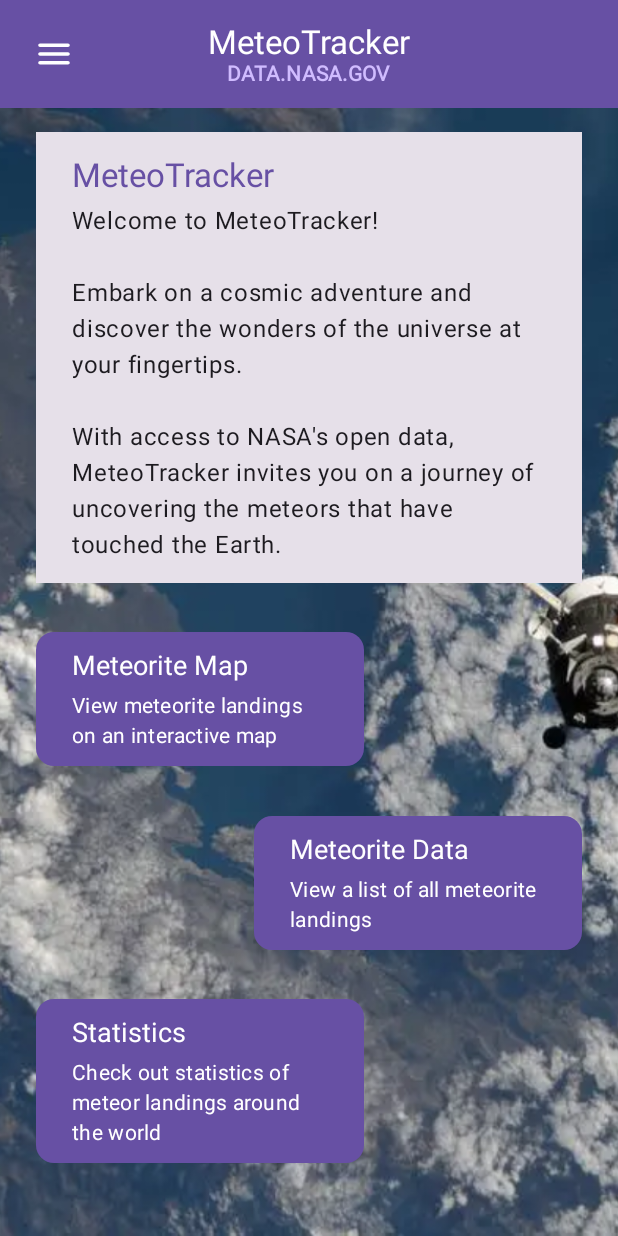
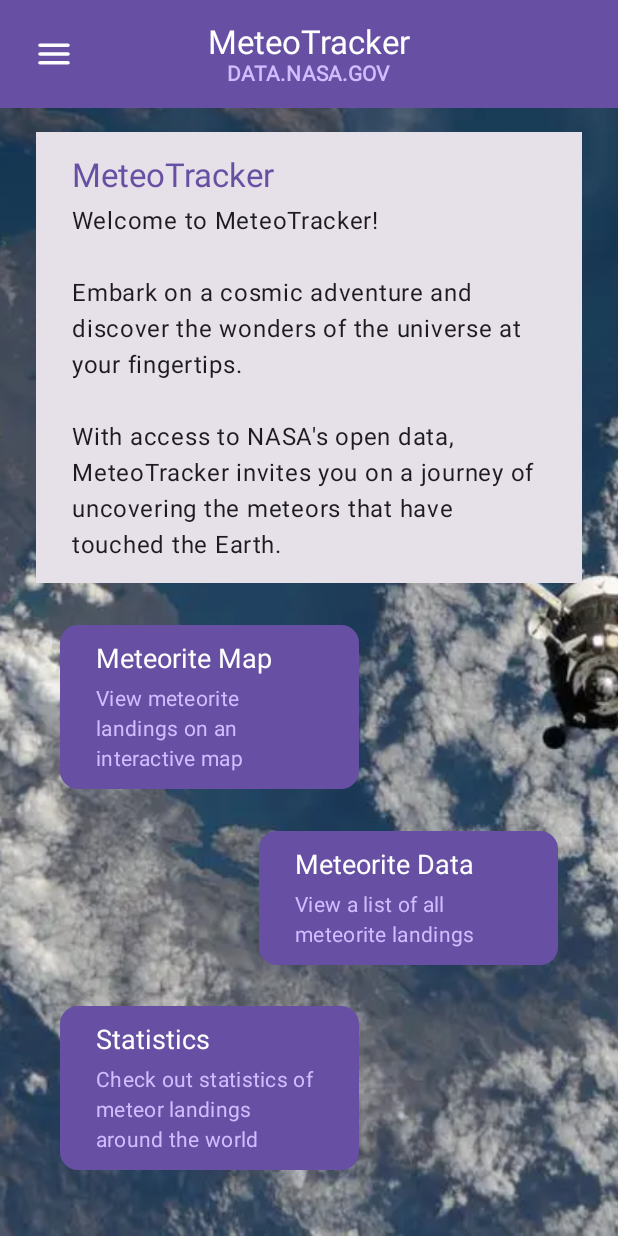
Before and after one commit to xlazarov/MeteoTracker, an Android app built with Jetpack Compose: the screen it shows after launch (MainActivity), on a phone screen of 412 x 824 dp. Run offline under Robolectric (Android 15) with nearby library versions, the phone set to English and light mode, and no system bars; our stand-ins replace Dagger/Hilt's generated code.

Commit message:
UI theme edits

```diff
--- a/app/src/main/java/com/example/meteortracker/presentation/home/HomeScreen.kt
+++ b/app/src/main/java/com/example/meteortracker/presentation/home/HomeScreen.kt
@@ -26,8 +26,10 @@ import com.example.meteortracker.util.ThemeManager
 @Composable
 fun HomeScreen(navController: NavController) {
     val isDarkTheme = ThemeManager.get(LocalContext.current)
-    val heroImage by rememberUpdatedState(newValue =
-    if (isDarkTheme) R.drawable.hero_dark2 else R.drawable.hero_light1)
+    val heroImage by rememberUpdatedState(
+        newValue =
+        if (isDarkTheme) R.drawable.hero_dark2 else R.drawable.hero_light1
+    )
 
     Box(modifier = Modifier.fillMaxSize()) {
         Image(
@@ -45,8 +47,11 @@ fun HomeScreen(navController: NavController) {
         ) {
             WelcomeText()
             Column(
-                modifier = Modifier.fillMaxSize(),
-                verticalArrangement = Arrangement.SpaceEvenly) {
+                modifier = Modifier
+                    .fillMaxSize()
+                    .padding(horizontal = 16.dp),
+                verticalArrangement = Arrangement.SpaceEvenly
+            ) {
                 DashboardButton(
                     title = stringResource(id = R.string.meteorite_map),
                     description = stringResource(id = R.string.dashbutton_map),
--- a/app/src/main/java/com/example/meteortracker/presentation/home/components/DashboardButton.kt
+++ b/app/src/main/java/com/example/meteortracker/presentation/home/components/DashboardButton.kt
@@ -7,10 +7,12 @@ import androidx.compose.foundation.layout.height
 import androidx.compose.foundation.layout.padding
 import androidx.compose.material3.Button
 import androidx.compose.material3.CardDefaults
+import androidx.compose.material3.MaterialTheme.colorScheme
 import androidx.compose.material3.MaterialTheme.typography
 import androidx.compose.material3.Text
 import androidx.compose.runtime.Composable
 import androidx.compose.ui.Modifier
+import androidx.compose.ui.text.font.FontWeight
 import androidx.compose.ui.unit.dp
 
 @Composable
@@ -34,7 +36,9 @@ fun DashboardButton(
             Spacer(modifier = Modifier.height(8.dp))
             Text(
                 text = description,
-                style = typography.bodyMedium
+                style = typography.bodyMedium,
+                color = colorScheme.inversePrimary,
+                fontWeight = FontWeight.Medium
             )
         }
     }
```
